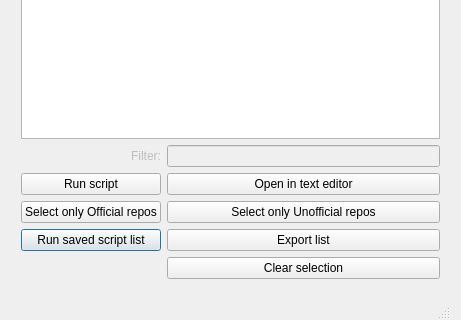
The window that src/packagesdialog.ui (adgellida/ubunsys) describes before a commit, drawn with Qt 5; both pictures show x 0 to 461 and y 361 to 681 of the 461 by 681 pixel window.
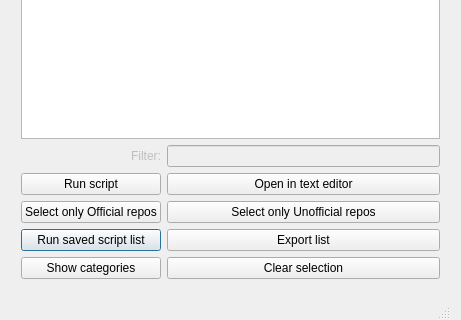
The same window after the commit.

```diff
--- a/src/packagesdialog.ui
+++ b/src/packagesdialog.ui
@@ -111,6 +111,13 @@
       </attribute>
      </widget>
     </item>
+    <item row="5" column="0">
+     <widget class="QPushButton" name="showCategoriesButton">
+      <property name="text">
+       <string>Show categories</string>
+      </property>
+     </widget>
+    </item>
    </layout>
   </widget>
   <widget class="QStatusBar" name="statusBar">
```
